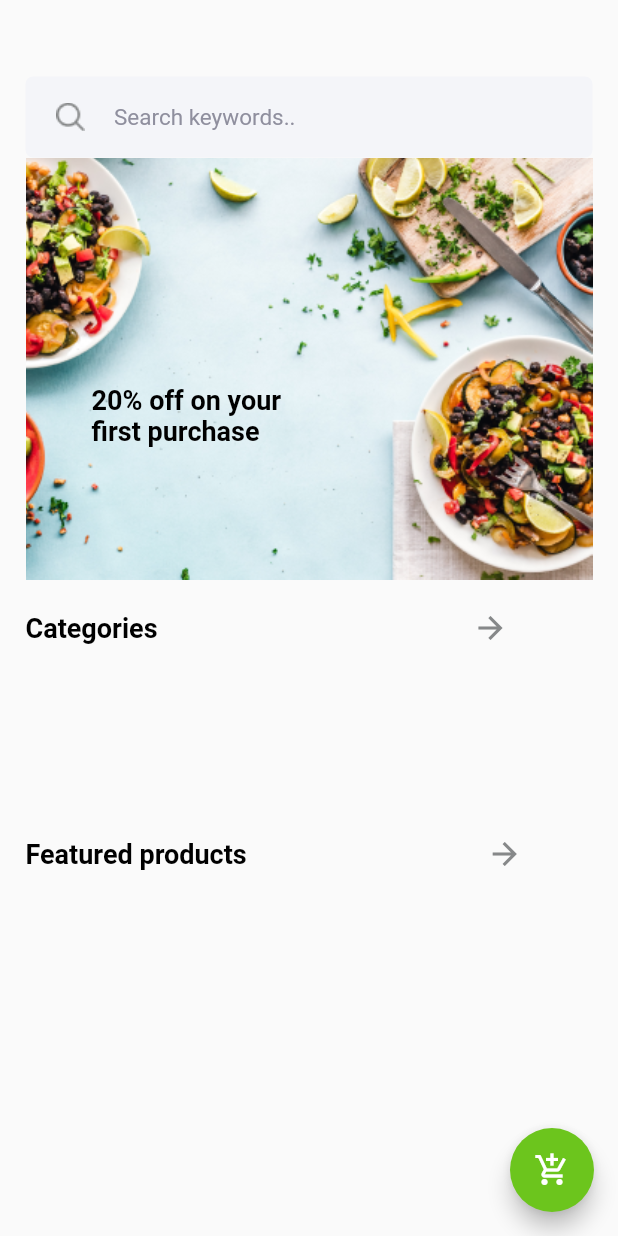
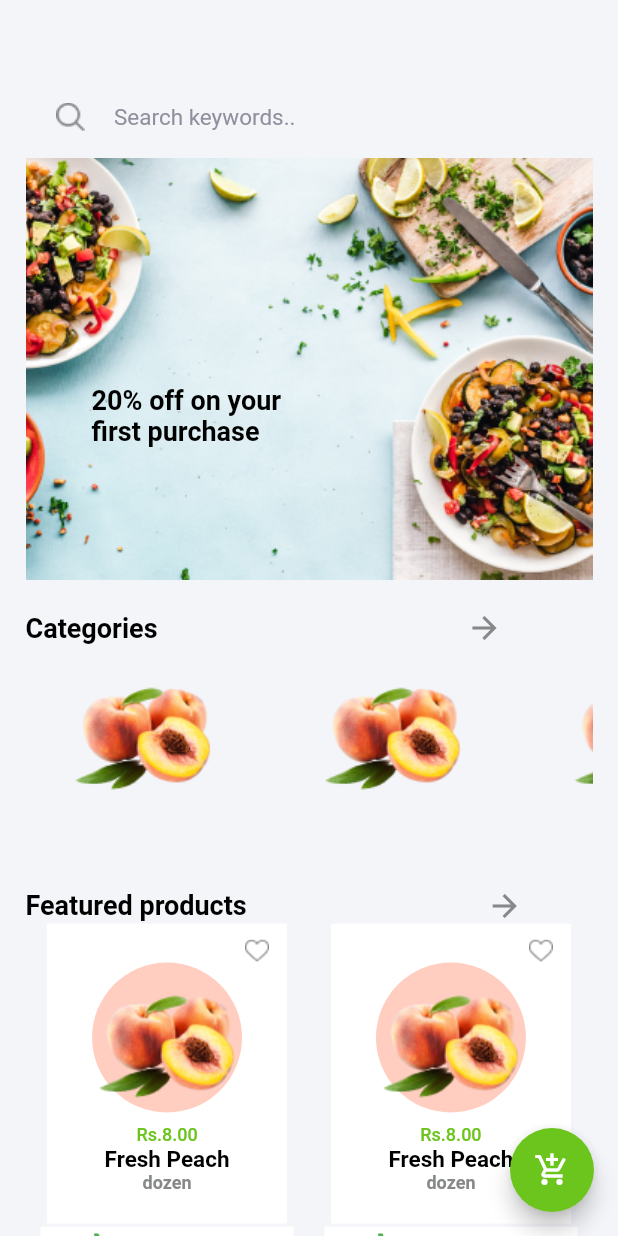
Before and after one commit to hamxamehboob/Ecommerce-App, a Flutter app: the HomeScreen screen opened directly, on a phone screen of 412 x 824 dp. Run offline on Flutter 3.47's test engine with Material 2 defaults, Android fonts, the phone set to English and light mode, and no system bars; accounts and stored records are empty; Roboto replaces fonts that are missing (Poppins).

Commit message:
Home Screen UI completed

```diff
--- /dev/null
+++ b/lib/Screens/Cart_Screen.dart
@@ -0,0 +1,29 @@
+import 'package:flutter/material.dart';
+
+class ShopCart extends StatefulWidget {
+  const ShopCart({Key? key}) : super(key: key);
+
+  @override
+  State<ShopCart> createState() => _ShopCartState();
+}
+
+class _ShopCartState extends State<ShopCart> {
+  @override
+  Widget build(BuildContext context) {
+    return Scaffold(
+      appBar: AppBar(
+        iconTheme: IconThemeData(color: Colors.black, size: 30),
+        elevation: 0,
+        backgroundColor: Colors.white,
+        centerTitle: true,
+        toolbarHeight: 80,
+        title: Text(
+          "Shopping Cart",
+          style: TextStyle(
+              color: Colors.black, fontWeight: FontWeight.bold, fontSize: 18),
+        ),
+      ),
+      resizeToAvoidBottomInset: false,
+    );
+  }
+}
--- a/lib/Screens/Home_Screen.dart
+++ b/lib/Screens/Home_Screen.dart
@@ -1,9 +1,9 @@
 import 'dart:convert';
-
-import 'package:ecommerce_app/Screens/loginScreen.dart';
+import 'package:ecommerce_app/Screens/Cart_Screen.dart';
+import 'package:ecommerce_app/Widgets/Categories_Cart.dart';
+import 'package:flutter/cupertino.dart';
 import 'package:flutter/material.dart';
 import 'package:http/http.dart' as http;
-
 
 import '../Models/All_Categories.dart';
 import '../Models/loginResponse.dart';
@@ -21,17 +21,24 @@ class _HomeScreenState extends State<HomeScreen> {
   bool isloading = false;
   LoginData? loginData;
 
-
   @override
   Widget build(BuildContext context) {
+    var size = MediaQuery.of(context).size;
+    final double itemHeight = (size.height - kToolbarHeight - 24) / 2;
+    final double itemWidth = size.width / 2;
     return Scaffold(
+      backgroundColor: Color(0xFFF4F5F9),
       resizeToAvoidBottomInset: false,
       floatingActionButton: FloatingActionButton(
-        backgroundColor: Color(0xFF6CC51D), onPressed: () {  },
+        backgroundColor: Color(0xFF6CC51D),
+        onPressed: () {
+          Navigator.of(context).push(MaterialPageRoute(builder: (_) => ShopCart()));
+        },
         child: Icon(Icons.add_shopping_cart_outlined),
       ),
-      body: Padding(
-        padding:  EdgeInsets.only(left: 17, right: 17),
+      body: SingleChildScrollView(
+        child: Padding(
+          padding: EdgeInsets.only(left: 17, right: 17),
           child: Column(
             children: [
               Padding(
@@ -46,7 +53,8 @@ class _HomeScreenState extends State<HomeScreen> {
                   child: TextField(
                     style: const TextStyle(color: Colors.black, fontSize: 15),
                     decoration: InputDecoration(
-                      contentPadding: const EdgeInsets.symmetric(vertical: 17),
+                        contentPadding:
+                            const EdgeInsets.symmetric(vertical: 17),
                         hintText: "Search keywords..",
                         prefixIcon: Padding(
                           padding: const EdgeInsets.symmetric(horizontal: 5),
@@ -87,21 +95,24 @@ class _HomeScreenState extends State<HomeScreen> {
                         fontSize: 18,
                         fontWeight: FontWeight.w600),
                   ),
-                Padding(
-                  padding: const EdgeInsets.only(left: 210),
-                  child: Icon(Icons.arrow_forward,color: Color(0xFF868889),)
+                  SizedBox(width: itemWidth),
+                  Icon(
+                    Icons.arrow_forward,
+                    color: Color(0xFF868889),
                   ),
                 ],
               ),
-            SizedBox(height: 127,),
-            if(categories!=null)
-            Expanded(
-              child: ListView.builder(itemBuilder:(_,index) =>  ListTile(
-                title: Text(categories![index].title ?? ""),
-                leading: Image.network(categories![index].icon ?? ""),
-              ) ,itemCount: categories!.length,)
+              Container(
+                  height: itemHeight/3,
+                  child: ListView.separated(
+                      shrinkWrap: true,
+                      scrollDirection: Axis.horizontal,
+                      itemCount: 6,
+                      separatorBuilder: (_, index) => SizedBox(
+                            width: itemWidth/21,
                           ),
-              SizedBox(),
+                      itemBuilder: (_, index) => Image.asset('assets/images/peach.png'))),
+              SizedBox(height: itemHeight/10,),
               Row(
                 children: [
                   const Text(
@@ -113,15 +124,35 @@ class _HomeScreenState extends State<HomeScreen> {
                   ),
                   Padding(
                       padding: const EdgeInsets.only(left: 160),
-                  child: Icon(Icons.arrow_forward,color: Color(0xFF868889),)
-                ),
+                      child: Icon(
+                        Icons.arrow_forward,
+                        color: Color(0xFF868889),
+                      )),
                 ],
               ),
+              GridView.count(
+                physics: ScrollPhysics(),
+                childAspectRatio: itemHeight / 500,
+                crossAxisCount: 2,
+                crossAxisSpacing: itemWidth/itemHeight,
+                shrinkWrap: true,
+                children: [
+                  Cart(),Cart(),
+                  Cart(),Cart(),
+                  Cart(),Cart(),
+                  Cart(),Cart(),
+
+
+
                 ],
+              )
+            ],
+          ),
         ),
       ),
     );
   }
+
   Future<void> getAllCategories() async {
     var url = Uri.parse('http://ishaqhassan.com:2000/category');
     setState(() {
@@ -130,7 +161,9 @@ class _HomeScreenState extends State<HomeScreen> {
     try {
       var response = await http.get(url,
           headers: {"Authorization": "Bearer ${loginData?.accessToken}"});
-      var responseJSON = AllCategoriesResponse.fromJson(jsonDecode(response.body));
+      var responseJSON =
+          AllCategoriesResponse.fromJson(jsonDecode(response.body));
+
       setState(() {
         categories = responseJSON.data;
       });
--- a/lib/Screens/loginScreen.dart
+++ b/lib/Screens/loginScreen.dart
@@ -269,6 +269,19 @@ class _loginState extends State<login> {
         'password': Passwordcontroller.text
       });
       var responseJSON = LoginResponse.fromJson(jsonDecode(response.body));
+      if(response.statusCode == 200){
+
+        print("Account Created Succesfully");
+
+        // print(categories![1].title ?? "".toString());
+        setState((){
+          Navigator.of(context).pushAndRemoveUntil(MaterialPageRoute(builder: (_) =>HomeScreen()), (route) => false);
+        });
+      }
+      else
+        {
+          print("FAiled");
+        }
       setState(() {
         loginData = responseJSON.data;
       });
@@ -292,6 +305,7 @@ class _loginState extends State<login> {
       var responseJSON = AllCategoriesResponse.fromJson(jsonDecode(response.body));
       setState(() {
         categories = responseJSON.data;
+        print(categories![1].title.toString() );
       });
     } catch (e) {
       error = e.toString();
--- /dev/null
+++ b/lib/Widgets/Categories_Cart.dart
@@ -0,0 +1,99 @@
+import 'package:flutter/material.dart';
+
+import '../Screens/Cart_Screen.dart';
+
+class Cart extends StatefulWidget {
+  const Cart({Key? key}) : super(key: key);
+
+  @override
+  State<Cart> createState() => _CartState();
+}
+
+class _CartState extends State<Cart> {
+  @override
+  Widget build(BuildContext context) {
+    return Column(
+      children: [
+        Container(
+          width: 160,
+          color: Colors.white,
+          child: Column(
+            children: [
+              GestureDetector(
+                onTap: () {
+                  setState(() {});
+                },
+                child: Padding(
+                  padding: const EdgeInsets.only(left: 120, top: 10),
+                  child: Image.asset("assets/images/heart_icon.png"),
+                ),
+              ),
+              CircleAvatar(
+                  radius: 50,
+                  backgroundColor: Color(0xFFFFCEC1),
+                  child: Padding(
+                    padding: const EdgeInsets.only(top: 12),
+                    child: Image.asset("assets/images/peach.png"),
+                  )),
+              SizedBox(
+                height: 8,
+              ),
+              Text(
+                'Rs.8.00',
+                style: TextStyle(
+                    color: Color(0xFF6CC51D),
+                    fontSize: 12,
+                    fontWeight: FontWeight.w500),
+              ),
+              Text(
+                'Fresh Peach',
+                style: TextStyle(
+                    color: Colors.black,
+                    fontSize: 15,
+                    fontWeight: FontWeight.bold),
+              ),
+              Text(
+                'dozen',
+                style: TextStyle(
+                    color: Color(0xFF868889),
+                    fontSize: 12,
+                    fontWeight: FontWeight.bold),
+              ),
+              SizedBox(height: 20,),
+
+            ],
+
+          ),
+        ),
+        SizedBox(height: 2,),
+        Padding(
+          padding: const EdgeInsets.only(left:10,right: 10),
+          child: Container(height: 26,
+            color: Colors.white,
+            child: Padding(
+              padding: const EdgeInsets.only(left: 35),
+              child: Row(
+                children: [
+                  Icon(Icons.shopping_cart,color: Colors.green,size: 20,),
+                  SizedBox(width: 9,),
+                  GestureDetector(
+                    onTap: (){
+                      Navigator.of(context).push(MaterialPageRoute(builder: (_) => ShopCart()));
+                    },
+                    child: Text(
+                      'Add to cart',
+                      style: TextStyle(
+                          color: Colors.black,
+                          fontSize: 12,
+                          fontWeight: FontWeight.bold),
+                    ),
+                  ),
+                ],
+              ),
+            ),
+          ),
+        )
+      ],
+    );
+  }
+}
--- a/lib/main.dart
+++ b/lib/main.dart
@@ -16,7 +16,7 @@ class MyApp extends StatelessWidget {
   @override
   Widget build(BuildContext context) {
     return  MaterialApp(
-      home: Splash(),
+      home: HomeScreen(),
       debugShowCheckedModeBanner: false,
     );
   }
--- a/pubspec.yaml
+++ b/pubspec.yaml
@@ -35,6 +35,7 @@ dependencies:
   # Use with the CupertinoIcons class for iOS style icons.
   cupertino_icons: ^1.0.2
   http: ^0.13.5
+
 
 dev_dependencies:
   flutter_test:
@@ -75,6 +76,8 @@ flutter:
       - assets/images/SignUp_image.png
       - assets/images/Search_icon.png
       - assets/images/HomeScreen_img.png
+      - assets/images/heart_icon.png
+      - assets/images/peach.png
   #   - images/a_dot_ham.jpeg
 
   # An image asset can refer to one or more resolution-specific "variants", see
```
Also changed, not shown: assets/images/heart_icon.png (added), assets/images/peach.png (added). Lines whose indentation alone changed are shown as unchanged.
